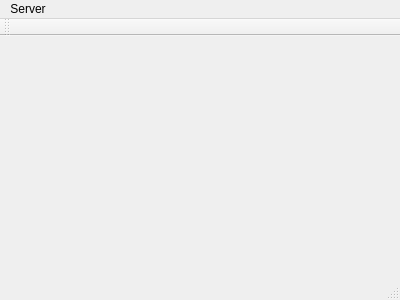
The window that Server/server.ui (Jasyer/Praktikum) describes before a commit, drawn with Qt 5.
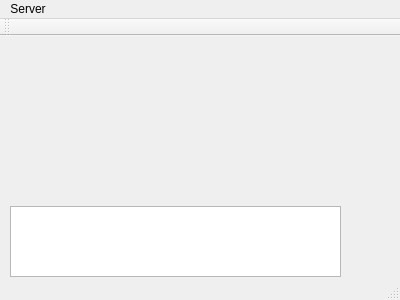
The same window after the commit.

Commit message: [fix] fixed settings dialog, caused by last update

Diff of the .ui file:
```diff
--- a/Server/server.ui
+++ b/Server/server.ui
@@ -13,7 +13,18 @@
   <property name="windowTitle">
    <string>Server</string>
   </property>
-  <widget class="QWidget" name="centralWidget"/>
+  <widget class="QWidget" name="centralWidget">
+   <widget class="QTextBrowser" name="textServerLog">
+    <property name="geometry">
+     <rect>
+      <x>10</x>
+      <y>170</y>
+      <width>331</width>
+      <height>71</height>
+     </rect>
+    </property>
+   </widget>
+  </widget>
   <widget class="QMenuBar" name="menuBar">
    <property name="geometry">
     <rect>
```
The commit also changes 5 other files.
